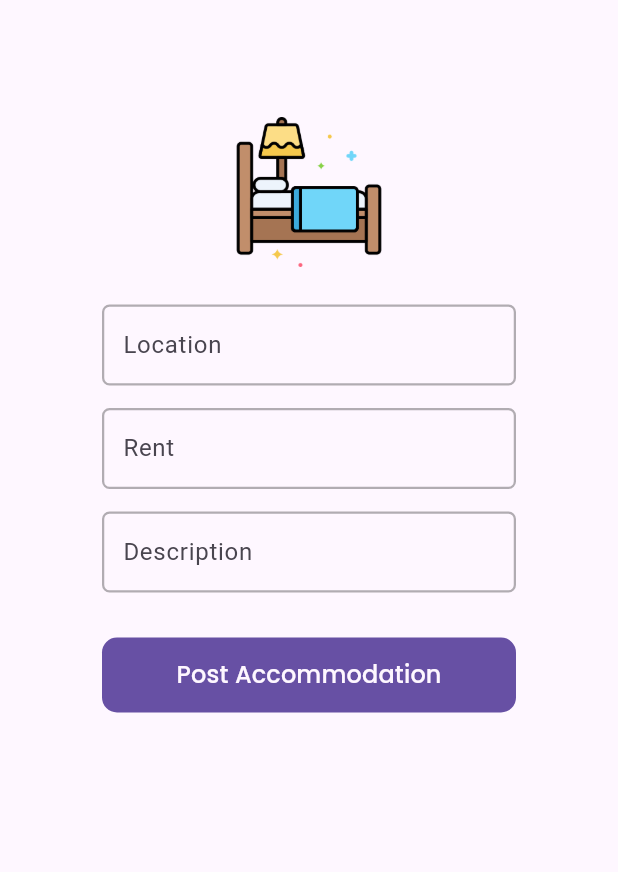
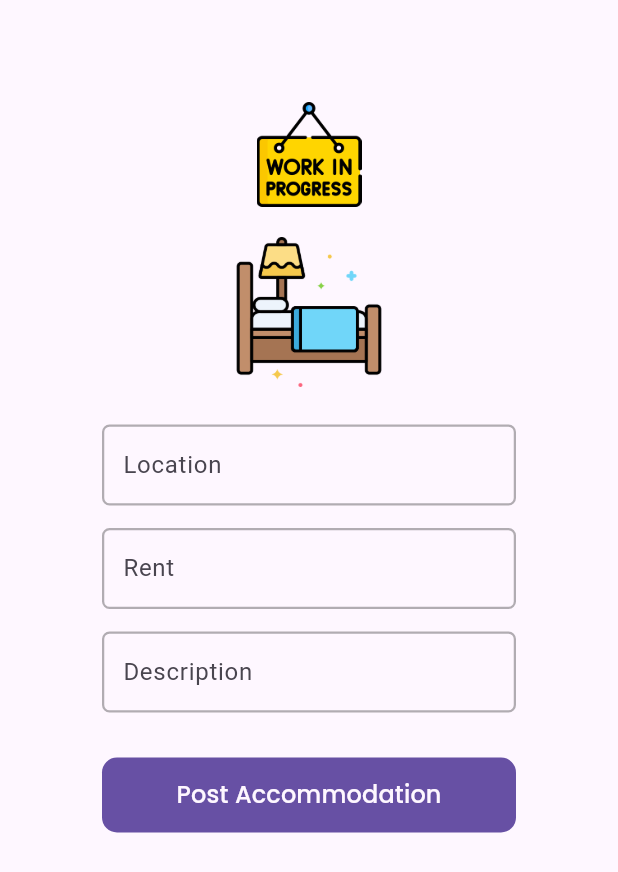
Before and after one commit to gaurav822/helpingHandAdmin, a Flutter app: the AccommodationScreen widget shown alone on an empty page, opened directly with empty values, on a phone screen of 412 x 824 dp. Shown: the top 872 px of the screen. Run offline on Flutter 3.47's test engine with Material 3 defaults, Android fonts, the phone set to English and light mode, and no system bars; our stand-ins replace bloc, connectivity_plus, fl_chart, flutter_bloc, flutter_spinkit, fluttertoast and 2 more; network calls fail.

Commit message:
in progress

```diff
--- a/lib/accomodation_scren.dart
+++ b/lib/accomodation_scren.dart
@@ -124,7 +124,11 @@ class _AccommodationScreenState extends State<AccommodationScreen> {
                               child: SingleChildScrollView(
                                 child: Column(
                                   children: [
-
+                                    Center(
+                                        child: Padding(
+                                          padding: EdgeInsets.only(bottom: 10),
+                                          child: Image.asset("assets/image/in_progress.png", height: 70,),
+                                        )),
                                     Center(
                                         child: Padding(
                                           padding: EdgeInsets.all(10),
--- a/lib/job_screen.dart
+++ b/lib/job_screen.dart
@@ -136,7 +136,11 @@ class _JobsScreenState extends State<JobsScreen> {
                             padding: const EdgeInsets.all(16.0),
                             child: Column(
                               children: [
-
+                                Center(
+                                    child: Padding(
+                                      padding: EdgeInsets.only(bottom: 10),
+                                      child: Image.asset("assets/image/in_progress.png", height: 70,),
+                                    )),
                                 Center(
                                     child: Padding(
                                       padding: EdgeInsets.all(10),
```
Also changed, not shown: lib/repository/auth_repo.dart (added, +37 -0 lines), assets/image/in_progress.png (added).
